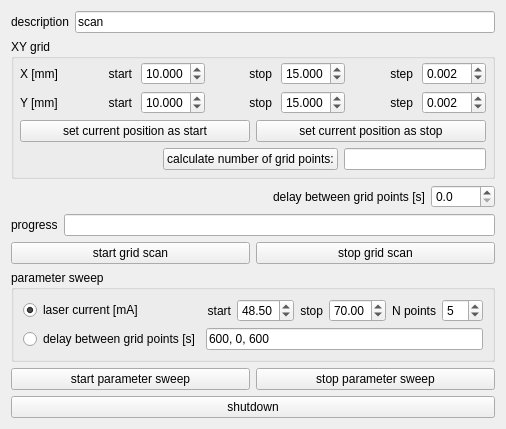
Qt form experiments/transistor_laser_scan.ui (dean-nanomol/nanomol) before a commit.
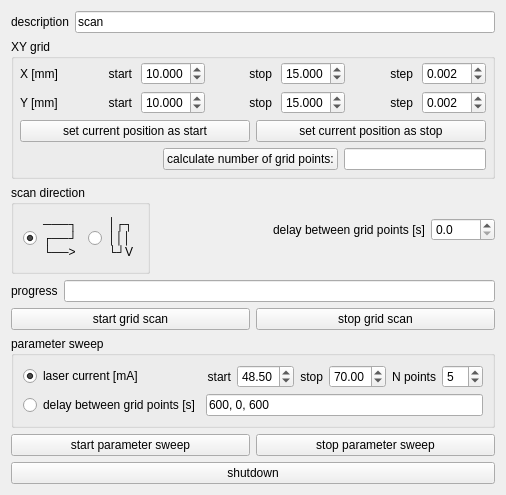
The same form after that commit.

Commit message:
update transistor_laser_scan
add option to choose scan direction

```diff
--- a/experiments/transistor_laser_scan.ui
+++ b/experiments/transistor_laser_scan.ui
@@ -7,7 +7,7 @@
     <x>0</x>
     <y>0</y>
     <width>457</width>
-    <height>418</height>
+    <height>474</height>
    </rect>
   </property>
   <property name="windowTitle">
@@ -347,6 +347,36 @@
    </item>
    <item>
     <layout class="QHBoxLayout" name="horizontalLayout_19">
+     <item>
+      <widget class="QGroupBox" name="groupBox_3">
+       <property name="title">
+        <string>scan direction</string>
+       </property>
+       <layout class="QHBoxLayout" name="horizontalLayout_16">
+        <item>
+         <widget class="QRadioButton" name="scan_direction_left_right_radioButton">
+          <property name="text">
+           <string>───┐
+┌──┘
+└──&gt;</string>
+          </property>
+          <property name="checked">
+           <bool>true</bool>
+          </property>
+         </widget>
+        </item>
+        <item>
+         <widget class="QRadioButton" name="scan_direction_up_down_radioButton">
+          <property name="text">
+           <string>│┌┐
+│││
+└┘V</string>
+          </property>
+         </widget>
+        </item>
+       </layout>
+      </widget>
+     </item>
      <item>
       <spacer name="horizontalSpacer_2">
        <property name="orientation">
```
The commit also changes 1 other file.
